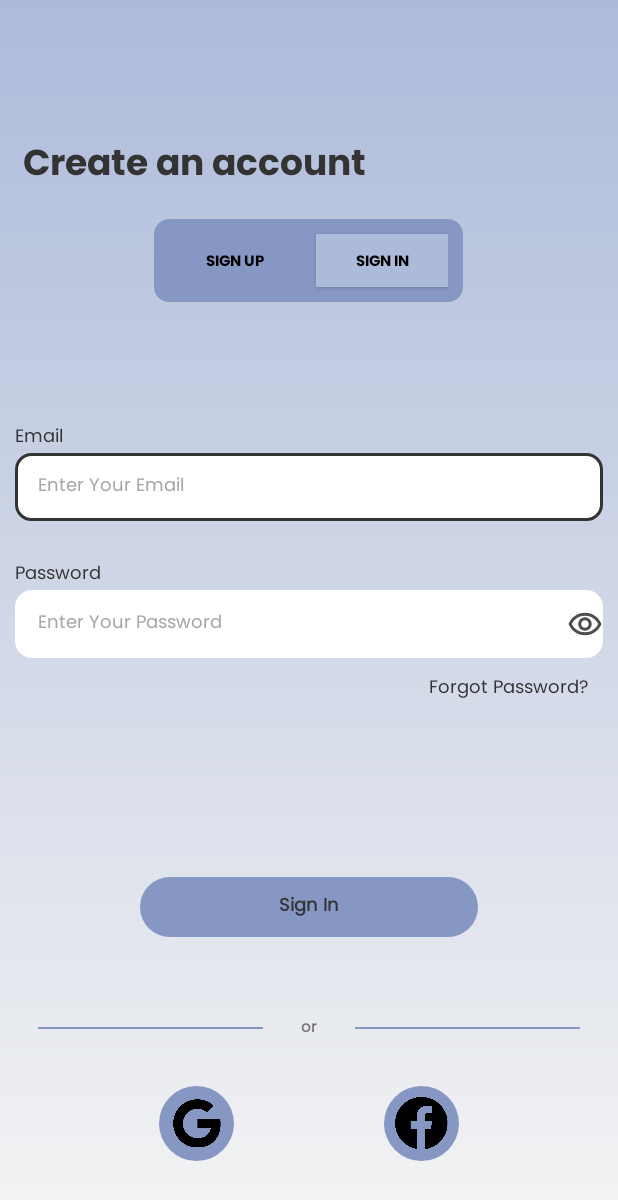
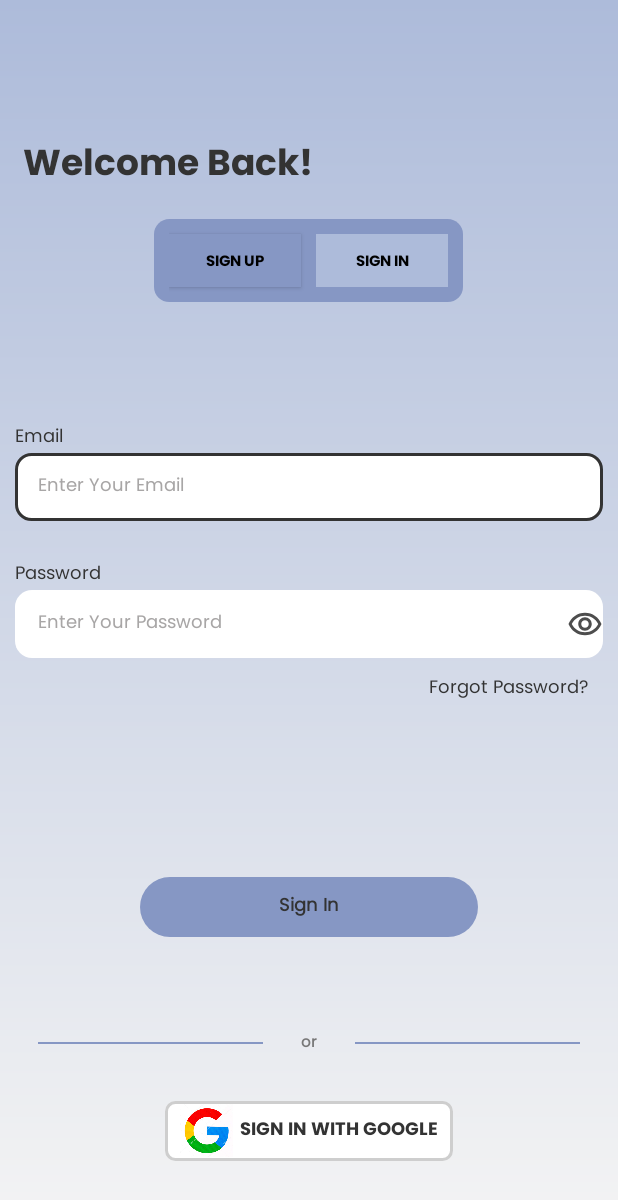
Before and after one commit to JnaneshAmin25/Sudoku, an Android app: the screen it shows after launch (MainActivity), on a phone screen of 412 x 824 dp. Shown: the top 1200 px of the screen. Run offline under Robolectric (Android 15) with nearby library versions, the phone set to English and light mode, and no system bars; our stand-ins replace Firebase (no records; nobody signed in at launch, a user with empty details on screens opened directly); libraries missing offline, so code that uses them is left out: com.facebook, com.facebook.login; 3 statements that could not run were skipped.

Commit message:
Google Logo Changed

```diff
--- a/app/src/main/java/com/example/sudoku/MainActivity.java
+++ b/app/src/main/java/com/example/sudoku/MainActivity.java
@@ -49,7 +49,7 @@ public class MainActivity extends AppCompatActivity {
     Button signInButton;
     TextView welcomeText;
     RelativeLayout googleLogoGroup;
-    RelativeLayout facebookLogoGroup;
+
 
     @Override
     protected void onCreate(Bundle savedInstanceState) {
@@ -80,13 +80,14 @@ public class MainActivity extends AppCompatActivity {
         signUpButton = findViewById(R.id.signUpButton);
         signInButton = findViewById(R.id.signInButton);
         googleLogoGroup = findViewById(R.id.googleLogoGroup); // Find the Google sign-in button
-        facebookLogoGroup = findViewById(R.id.facebookLogoGroup); // Find the Facebook sign-in button
+       // Find the Facebook sign-in button
         welcomeText = findViewById(R.id.welcome_bac);
 
         // Set default color for the buttons
-        signUpButton.setBackgroundColor(getResources().getColor(R.color.selectedButtonColor));
-        signInButton.setBackgroundColor(getResources().getColor(R.color.deselectedButtonColor));
-        signUpButton.setEnabled(false);
+        signInButton.setBackgroundColor(getResources().getColor(R.color.selectedButtonColor));
+        signUpButton.setBackgroundColor(getResources().getColor(R.color.deselectedButtonColor));
+        signInButton.setEnabled(false);
+        welcomeText.setText(R.string.welcome_bac);
 
         signUpButton.setOnClickListener(new View.OnClickListener() {
             @Override
@@ -113,25 +114,12 @@ public class MainActivity extends AppCompatActivity {
                 googleLogoGroup.setBackgroundResource(R.drawable.selected_rounded_corner);
                 signInWithGoogle();
                 new android.os.Handler().postDelayed(() -> {
-                    googleLogoGroup.setBackgroundResource(R.drawable.rounded_corner); // Restore original background
+                    googleLogoGroup.setBackgroundResource(R.drawable.rounded_google_corner); // Restore original background
                 }, 70);
             }
         });
 
-        // Facebook Sign-In button click
-        facebookLogoGroup.setOnClickListener(new View.OnClickListener() {
-            @Override
-            public void onClick(View v) {
-                facebookLogoGroup.setBackgroundResource(R.drawable.selected_rounded_corner);
 
-                // Trigger Facebook login
-                LoginManager.getInstance().logInWithReadPermissions(MainActivity.this, Arrays.asList("email", "public_profile"));
-
-                new android.os.Handler().postDelayed(() -> {
-                    facebookLogoGroup.setBackgroundResource(R.drawable.rounded_corner); // Restore original background
-                }, 70);
-            }
-        });
 
         // Register Facebook callback
         LoginManager.getInstance().registerCallback(callbackManager, new FacebookCallback<LoginResult>() {
--- /dev/null
+++ b/app/src/main/res/drawable/rounded_google_corner.xml
@@ -0,0 +1,7 @@
+<?xml version="1.0" encoding="utf-8"?>
+<shape xmlns:android="http://schemas.android.com/apk/res/android">
+    <solid android:color="@color/white"/>
+    <corners android:radius="6dp"/>
+    <stroke android:color="@color/light_white"
+        android:width="2dp"/>
+</shape>
--- a/app/src/main/res/drawable/selected_rounded_corner.xml
+++ b/app/src/main/res/drawable/selected_rounded_corner.xml
@@ -1,5 +1,5 @@
 <?xml version="1.0" encoding="utf-8"?>
 <shape xmlns:android="http://schemas.android.com/apk/res/android">
-    <solid android:color="@color/logBtnBlue"/>
+    <solid android:color="@color/hint_grey"/>
     <corners android:radius="50dp"/>
 </shape>
--- a/app/src/main/res/layout/activity_main.xml
+++ b/app/src/main/res/layout/activity_main.xml
@@ -124,38 +124,39 @@
 
             <RelativeLayout
                 android:id="@+id/googleLogoGroup"
-                android:layout_width="50dp"
-                android:layout_height="50dp"
-                android:gravity="center"
-                android:background="@drawable/rounded_corner">
+                android:layout_width="wrap_content"
+                android:layout_height="40dp"
+                android:background="@drawable/rounded_google_corner"
+                android:paddingEnd="10dp">
 
                 <ImageView
                     android:id="@+id/googleLogoImg"
                     android:layout_width="35dp"
                     android:layout_height="35dp"
-                    android:src="@drawable/google_logo" />
+                    android:src="@drawable/google_logo"
+                    android:layout_centerVertical="true"
+                    android:layout_alignParentStart="true"
+                    android:layout_marginStart="10dp"/>
+
+                <TextView
+                    android:id="@+id/googleSigninText"
+                    android:layout_width="wrap_content"
+                    android:layout_height="wrap_content"
+                    android:text="@string/sign_in_with_google"
+                    android:textColor="@color/grey"
+                    android:fontFamily="@font/poppinsbold"
+                    android:layout_centerVertical="true"
+
+                    android:layout_marginStart="50dp"
+                    android:textSize="12sp"/>
+
 
             </RelativeLayout>
-
-            <RelativeLayout
-                android:id="@+id/facebookLogoGroup"
-                android:layout_width="50dp"
-                android:layout_height="50dp"
-                android:background="@drawable/rounded_corner"
-                android:layout_marginStart="100dp"
-                android:gravity="center">
-
-                <ImageView
-                    android:id="@+id/facebookLogoImg"
-                    android:layout_width="37dp"
-                    android:layout_height="37dp"
-                    android:src="@drawable/facebook_logo"/>
-
-            </RelativeLayout>
-
 
 
         </LinearLayout>
     </RelativeLayout>
 
+
+
 </RelativeLayout>
--- a/app/src/main/res/values/colors.xml
+++ b/app/src/main/res/values/colors.xml
@@ -2,8 +2,8 @@
 <resources>
     <color name="black">#FF000000</color>
     <color name="white">#FFFFFFFF</color>
-    <color name="selectedButtonColor">#8697C4</color>
-    <color name="deselectedButtonColor">#ADBBDA</color>
+    <color name="selectedButtonColor">#ADBBDA</color>
+    <color name="deselectedButtonColor">#8697C4</color>
     <color name="logBtnBlue">#3B5998</color>
     <color name="purple_200">#FFBB86FC</color>
     <color name="purple_500">#FF6200EE</color>
@@ -13,6 +13,6 @@
     <color name="hint_grey">#A8A6A6</color>
     <color name="or_grey">#787878</color>
     <color name="btn_blue">#8697C4</color>
-    <color name="grey">#333333</color><!-- Example color for button tint -->
-
+    <color name="grey">#333333</color>
+    <color name="light_white">#CECECE</color>
 </resources>
--- a/app/src/main/res/values/strings.xml
+++ b/app/src/main/res/values/strings.xml
@@ -28,4 +28,5 @@
     <string name="palette_icon_desc">Palette Icon</string>
     <string name="user_icon_desc">User Icon</string>
     <string name="shine_icon_desc">Shine Icon</string>
+    <string name="sign_in_with_google">SIGN IN WITH GOOGLE</string>
 </resources>
```
Also changed, not shown: app/src/main/res/drawable/google_logo.png.
